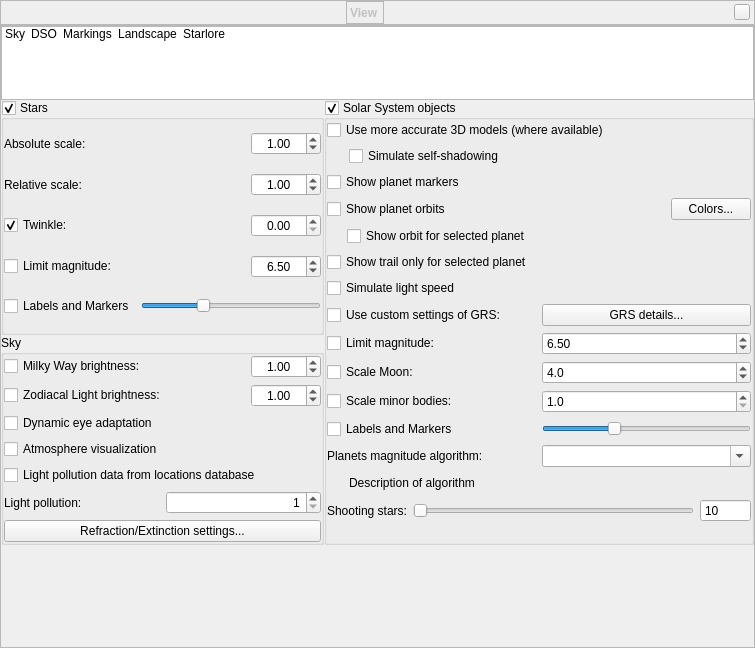
This is src/gui/viewDialog.ui in 519984307/stellarium_src as Qt 5 draws it before an edit. The edited form follows.
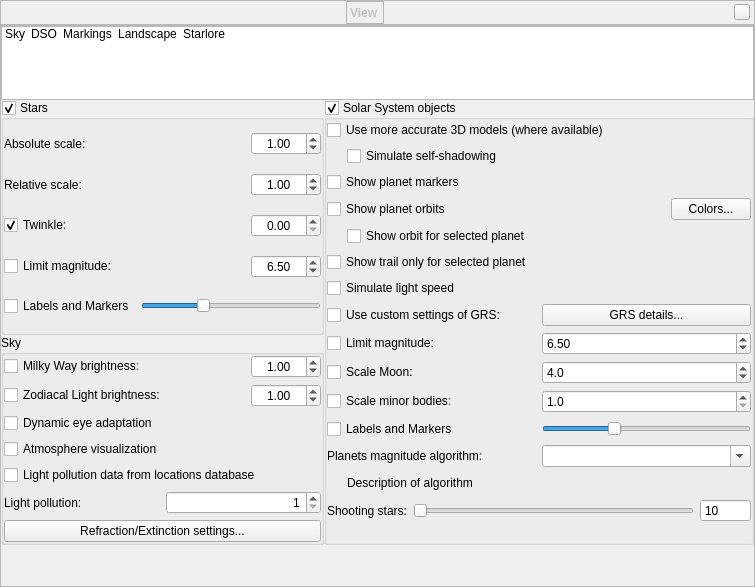
This is the edited form. Icons and pictures are not drawn. Custom widgets are drawn as their Qt base class.

```diff
--- a/src/gui/viewDialog.ui
+++ b/src/gui/viewDialog.ui
@@ -7,7 +7,7 @@
     <x>0</x>
     <y>0</y>
     <width>755</width>
-    <height>648</height>
+    <height>580</height>
    </rect>
   </property>
   <property name="font">
@@ -797,7 +797,7 @@
                  </property>
                  <property name="sizeHint" stdset="0">
                   <size>
-                   <width>22</width>
+                   <width>20</width>
                    <height>20</height>
                   </size>
                  </property>
@@ -1141,7 +1141,7 @@
                  </property>
                  <property name="sizeHint" stdset="0">
                   <size>
-                   <width>22</width>
+                   <width>20</width>
                    <height>20</height>
                   </size>
                  </property>
```
